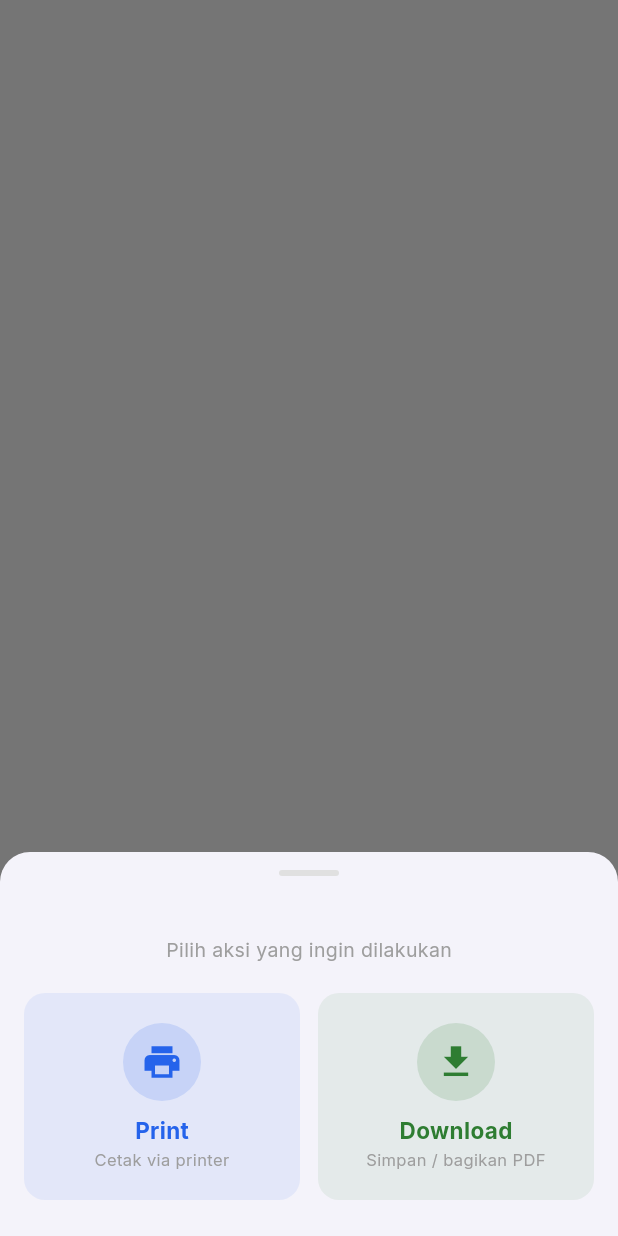
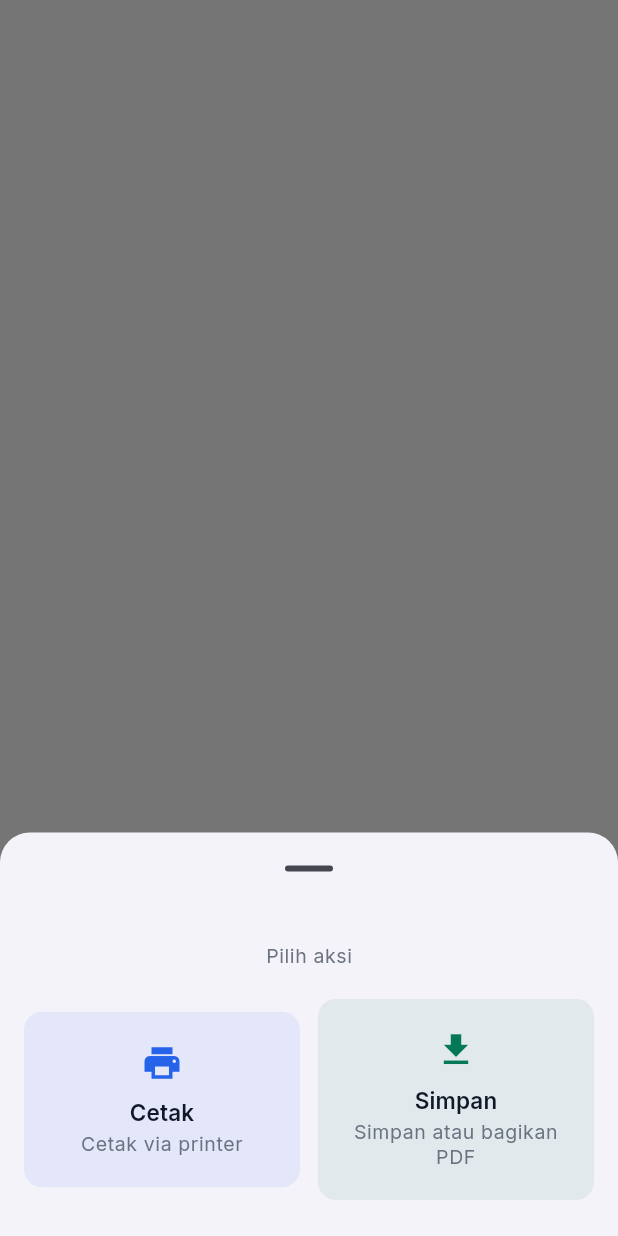
Before and after one commit to mohammadraflyy/faktur_gen, a Flutter app: what showPdfActionSheet() shows on an empty page, opened directly with empty values, on a phone screen of 412 x 824 dp. Run offline on Flutter 3.47's test engine with Material 3 defaults, Android fonts, the phone set to English and light mode, and no system bars; our stand-ins replace cloud_firestore, file_picker, firebase_auth, firebase_core, flutter_local_notifications, google_fonts and 8 more; accounts and stored records are empty; network calls fail; statements that could not run were skipped.

Commit message:
feat: translate PDF action sheet, share PDF helper

```diff
--- a/lib/pages/pdf_preview_page.dart
+++ b/lib/pages/pdf_preview_page.dart
@@ -1,6 +1,7 @@
 import 'package:flutter/material.dart';
 import 'package:pdf/pdf.dart';
 import 'package:printing/printing.dart';
+import '../services/locale_service.dart';
 
 class PdfPreviewPage extends StatelessWidget {
   final String title;
@@ -35,7 +36,7 @@ class PdfPreviewPage extends StatelessWidget {
             onPressed: () => Navigator.of(context).pop(true),
             icon: Icon(Icons.check_rounded,
                 color: theme.colorScheme.primary, size: 20),
-            label: Text('Selesai',
+            label: Text(tr('common.done'),
                 style: TextStyle(
                     color: theme.colorScheme.primary,
                     fontWeight: FontWeight.w600)),
--- a/lib/services/locale_service.dart
+++ b/lib/services/locale_service.dart
@@ -524,4 +524,9 @@ const _strings = <String, List<String>>{
   'invoice.search_item': ['Cari item...', 'Search items...'],
   'invoice.catalog_empty': ['Katalog kosong. Tap "Baru" untuk menambah.', 'Catalog is empty. Tap "New" to add one.'],
   'item.discount': ['Diskon item', 'Item discount'],
+  'pdf.choose_action': ['Pilih aksi', 'Choose an action'],
+  'pdf.print': ['Cetak', 'Print'],
+  'pdf.print_hint': ['Cetak via printer', 'Print on a printer'],
+  'pdf.save_hint': ['Simpan atau bagikan PDF', 'Save or share the PDF'],
+  'pdf.whatsapp_hint': ['Kirim ke klien', 'Send to the client'],
 };
--- a/lib/services/whatsapp_service.dart
+++ b/lib/services/whatsapp_service.dart
@@ -6,29 +6,18 @@ import 'package:url_launcher/url_launcher.dart';
 import '../utils/phone_utils.dart';
 
 class WhatsAppService {
-  /// Share invoice PDF via WhatsApp with pre-filled message.
-  static Future<void> shareInvoice({
-    required String clientName,
-    required String clientPhone,
-    required String invoiceNumber,
-    required String amount,
+  /// Shares a PDF with a prefilled message through the system share sheet,
+  /// where the user picks WhatsApp. A direct-to-number attachment is not
+  /// possible with url_launcher alone.
+  static Future<void> sharePdf({
     required Uint8List pdfBytes,
     required String filename,
+    required String message,
   }) async {
-    // Save PDF to temp file for sharing
     final dir = await getTemporaryDirectory();
     final file = File('${dir.path}/$filename');
     await file.writeAsBytes(pdfBytes);
-
-    final message = 'Halo $clientName,\n\n'
-        'Berikut invoice $invoiceNumber sebesar $amount.\n\n'
-        'Terima kasih.';
-
-    // Share PDF with message (lets user pick WhatsApp or other app)
-    await Share.shareXFiles(
-      [XFile(file.path)],
-      text: message,
-    );
+    await Share.shareXFiles([XFile(file.path)], text: message);
   }
 
   /// Open WhatsApp chat with pre-filled message (no attachment).
--- a/lib/widgets/pdf_action_sheet.dart
+++ b/lib/widgets/pdf_action_sheet.dart
@@ -1,9 +1,11 @@
 import 'package:flutter/material.dart';
+import '../main.dart';
+import '../services/locale_service.dart';
 
 enum PdfAction { print, download, whatsapp }
 
-/// Tampilkan bottom sheet pilihan Print / Download / WhatsApp.
-/// Mengembalikan [PdfAction] yang dipilih, atau null jika dibatalkan.
+/// Bottom sheet with Print / Save and, optionally, WhatsApp.
+/// Returns the chosen [PdfAction], or null when dismissed.
 Future<PdfAction?> showPdfActionSheet(
   BuildContext context, {
   required String docName,
@@ -11,9 +13,7 @@ Future<PdfAction?> showPdfActionSheet(
 }) {
   return showModalBottomSheet<PdfAction>(
     context: context,
-    shape: const RoundedRectangleBorder(
-      borderRadius: BorderRadius.vertical(top: Radius.circular(20)),
-    ),
+    showDragHandle: true,
     builder: (_) => _PdfActionSheet(docName: docName, showWhatsApp: showWhatsApp),
   );
 }
@@ -28,37 +28,23 @@ class _PdfActionSheet extends StatelessWidget {
     final theme = Theme.of(context);
     return SafeArea(
       child: Padding(
-        padding: const EdgeInsets.fromLTRB(16, 12, 16, 24),
+        padding: const EdgeInsets.fromLTRB(16, 0, 16, 24),
         child: Column(
           mainAxisSize: MainAxisSize.min,
           children: [
-            // handle bar
-            Container(
-              width: 40,
-              height: 4,
-              decoration: BoxDecoration(
-                color: Colors.grey[300],
-                borderRadius: BorderRadius.circular(2),
-              ),
-            ),
-            const SizedBox(height: 16),
-            Text(
-              docName,
-              style: const TextStyle(fontSize: 16, fontWeight: FontWeight.bold),
-            ),
+            Text(docName,
+                style: theme.textTheme.titleMedium,
+                textAlign: TextAlign.center),
             const SizedBox(height: 4),
-            const Text(
-              'Pilih aksi yang ingin dilakukan',
-              style: TextStyle(fontSize: 13, color: Colors.grey),
-            ),
+            Text(tr('pdf.choose_action'), style: theme.textTheme.bodySmall),
             const SizedBox(height: 20),
             Row(
               children: [
                 Expanded(
                   child: _ActionTile(
                     icon: Icons.print,
-                    label: 'Print',
-                    sublabel: 'Cetak via printer',
+                    label: tr('pdf.print'),
+                    sublabel: tr('pdf.print_hint'),
                     color: theme.colorScheme.primary,
                     onTap: () => Navigator.pop(context, PdfAction.print),
                   ),
@@ -67,9 +53,9 @@ class _PdfActionSheet extends StatelessWidget {
                 Expanded(
                   child: _ActionTile(
                     icon: Icons.download,
-                    label: 'Download',
-                    sublabel: 'Simpan / bagikan PDF',
-                    color: const Color(0xFF2E7D32),
+                    label: tr('common.save'),
+                    sublabel: tr('pdf.save_hint'),
+                    color: AppColors.successFor(theme.brightness),
                     onTap: () => Navigator.pop(context, PdfAction.download),
                   ),
                 ),
@@ -79,7 +65,7 @@ class _PdfActionSheet extends StatelessWidget {
                     child: _ActionTile(
                       icon: Icons.chat,
                       label: 'WhatsApp',
-                      sublabel: 'Kirim ke klien',
+                      sublabel: tr('pdf.whatsapp_hint'),
                       color: const Color(0xFF25D366),
                       onTap: () => Navigator.pop(context, PdfAction.whatsapp),
                     ),
@@ -111,40 +97,27 @@ class _ActionTile extends StatelessWidget {
 
   @override
   Widget build(BuildContext context) {
+    final theme = Theme.of(context);
     return Material(
       color: color.withValues(alpha: 0.08),
-      borderRadius: BorderRadius.circular(14),
+      borderRadius: BorderRadius.circular(12),
       child: InkWell(
         onTap: onTap,
-        borderRadius: BorderRadius.circular(14),
+        borderRadius: BorderRadius.circular(12),
         child: Padding(
           padding: const EdgeInsets.symmetric(vertical: 20, horizontal: 12),
           child: Column(
             children: [
-              Container(
-                width: 52,
-                height: 52,
-                decoration: BoxDecoration(
-                  color: color.withValues(alpha: 0.15),
-                  shape: BoxShape.circle,
-                ),
-                child: Icon(icon, color: color, size: 28),
-              ),
+              // The label carries the meaning; the tinted icon is decoration.
+              Icon(icon, color: color, size: 28),
               const SizedBox(height: 10),
-              Text(
-                label,
-                style: TextStyle(
-                  fontSize: 15,
-                  fontWeight: FontWeight.bold,
-                  color: color,
-                ),
-              ),
+              Text(label,
+                  style: theme.textTheme.titleSmall,
+                  textAlign: TextAlign.center),
               const SizedBox(height: 2),
-              Text(
-                sublabel,
-                style: const TextStyle(fontSize: 11, color: Colors.grey),
-                textAlign: TextAlign.center,
-              ),
+              Text(sublabel,
+                  style: theme.textTheme.bodySmall,
+                  textAlign: TextAlign.center),
             ],
           ),
         ),
```
